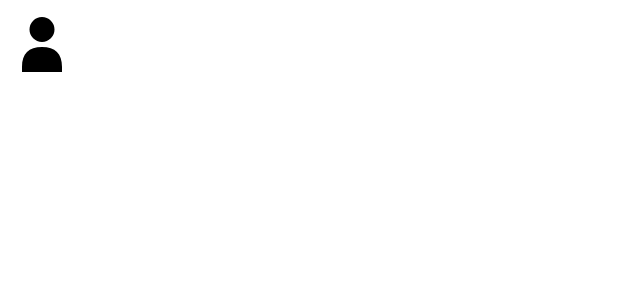
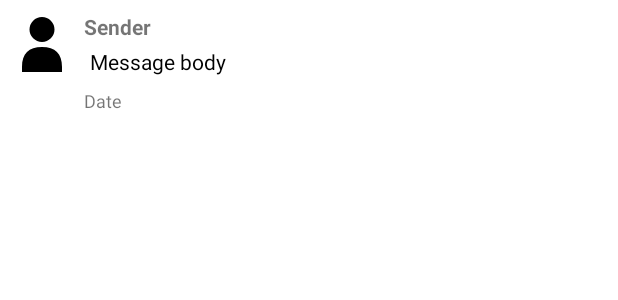
Before and after one commit to LuisAlejandroPerezRodriguez/SentinelSMS, an Android app: the layout item_message.xml on its own in the app's theme, with its tools: preview values and no code run, on a phone screen of 412 x 824 dp. Shown: the top 300 px of the screen. Run offline under Robolectric (Android 15) with nearby library versions, the phone set to English and light mode, and no system bars.

Commit message:
Now we're able to send messages in our chat (But we've 3 bugs to fix)

```diff
--- /dev/null
+++ b/app/src/main/res/drawable/message_background_received.xml
@@ -0,0 +1,10 @@
+<?xml version="1.0" encoding="utf-8"?>
+<shape xmlns:android="http://schemas.android.com/apk/res/android">
+    <solid android:color="#FFFFFF"/>
+    <corners android:radius="16dp"/>
+    <padding
+        android:left="8dp"
+        android:top="8dp"
+        android:right="8dp"
+        android:bottom="8dp"/>
+</shape>
--- a/app/src/main/res/layout/item_message.xml
+++ b/app/src/main/res/layout/item_message.xml
@@ -2,42 +2,52 @@
 <LinearLayout xmlns:android="http://schemas.android.com/apk/res/android"
     android:layout_width="match_parent"
     android:layout_height="wrap_content"
+    android:orientation="vertical"
+    android:padding="8dp">
+
+    <LinearLayout
+        android:layout_width="match_parent"
+        android:layout_height="wrap_content"
         android:orientation="horizontal"
-    android:padding="8dp">
+        android:id="@+id/messageContainer">
 
         <ImageView
             android:id="@+id/ivContactIcon"
             android:layout_width="40dp"
             android:layout_height="40dp"
             android:layout_marginEnd="8dp"
-        android:src="@drawable/ic_contact_default"
-        android:contentDescription="@string/contact_icon"
-        android:scaleType="centerCrop" />
+            android:layout_marginBottom="4dp"
+            android:src="@drawable/ic_contact_default" />
 
         <LinearLayout
-        android:layout_width="0dp"
+            android:layout_width="wrap_content"
             android:layout_height="wrap_content"
-        android:layout_weight="1"
             android:orientation="vertical">
 
             <TextView
                 android:id="@+id/tvSender"
                 android:layout_width="wrap_content"
                 android:layout_height="wrap_content"
+                android:layout_gravity="center_vertical"
+                android:text="Sender"
                 android:textStyle="bold" />
 
             <TextView
                 android:id="@+id/tvBody"
                 android:layout_width="wrap_content"
                 android:layout_height="wrap_content"
-            android:layout_marginTop="4dp" />
+                android:text="Message body"
+                android:padding="4dp"
+                android:textColor="@android:color/black"
+                android:background="@drawable/message_background_received" />
 
             <TextView
                 android:id="@+id/tvDate"
                 android:layout_width="wrap_content"
                 android:layout_height="wrap_content"
-            android:layout_marginTop="4dp"
+                android:text="Date"
                 android:textSize="12sp"
-            android:textColor="#888888" />
+                android:layout_marginTop="4dp" />
         </LinearLayout>
     </LinearLayout>
+</LinearLayout>
```
Also changed, not shown: app/src/main/java/com/pucmm/sentinelsms/Adapter/SmsAdapter.kt (+22 -9 lines), app/src/main/java/com/pucmm/sentinelsms/ChatActivity.kt (+69 -4 lines), app/src/main/res/drawable/message_background_sent.xml (added, +10 -0 lines), app/src/main/res/layout/activity_chat.xml (+24 -1 lines). Lines whose indentation alone changed are shown as unchanged.
